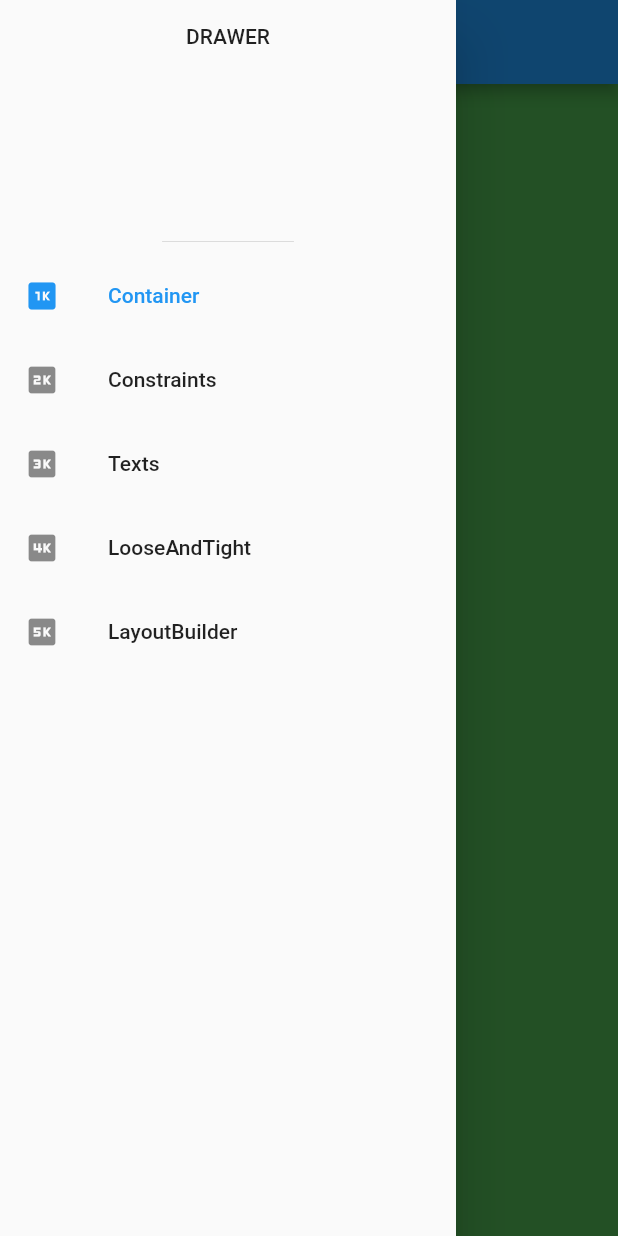
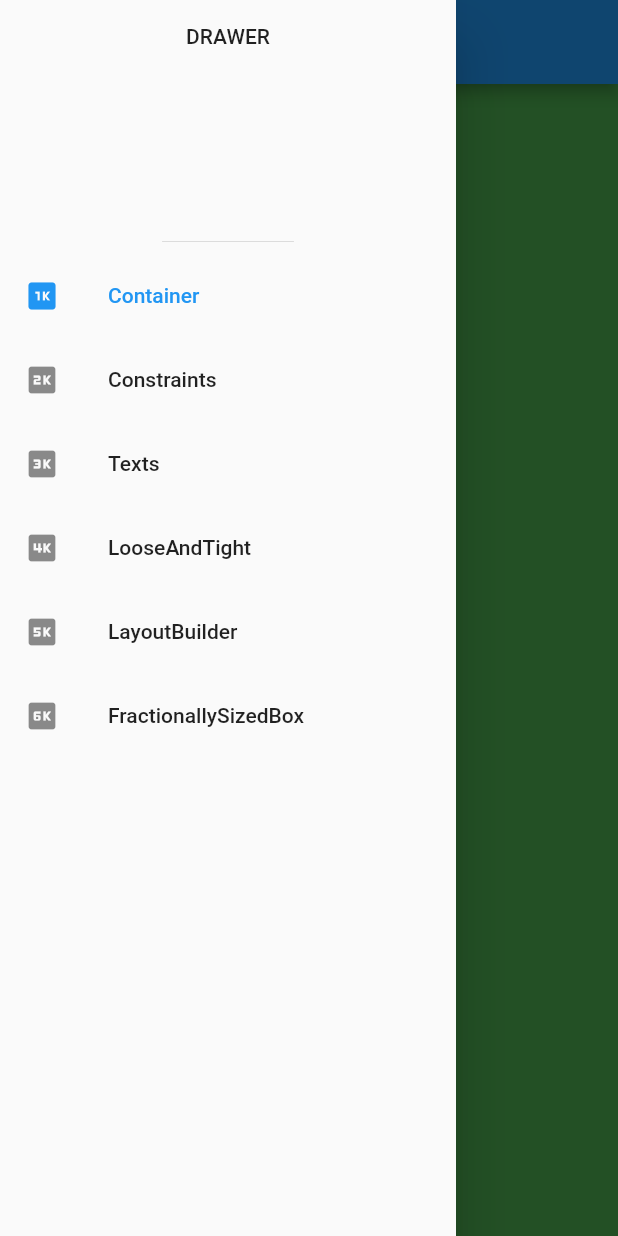
Before and after one commit to matheusEduardoTavares/FlutterResponsividade, a Flutter app: the screen it shows after launch, with the side drawer open, on a phone screen of 412 x 824 dp. Run offline on Flutter 3.47's test engine with Material 2 defaults, Android fonts, the phone set to English and light mode, and no system bars; our stand-ins replace device_preview.

Commit message:
Aula 17 - FractionallySizedBox - finalizada

```diff
--- a/secao3/lib/utils/pages_definition.dart
+++ b/secao3/lib/utils/pages_definition.dart
@@ -1,6 +1,7 @@
 import 'package:flutter/material.dart';
 import 'package:secao3/models/pages_definition/pages_definition_model.dart';
 import 'package:secao3/pages/constraints_page/constraints_page.dart';
+import 'package:secao3/pages/fractionally_sizedbox_page/fractionally_sizedbox_page.dart';
 import 'package:secao3/pages/home_page/home_page.dart';
 import 'package:secao3/pages/layout_builder_page/layout_builder_page.dart';
 import 'package:secao3/pages/loose_and_tight_page/loose_and_tight_page.dart';
@@ -12,6 +13,7 @@ abstract class PagesDefinition {
   static const textsPage = '/texts-pages';
   static const looseAndTightPage = '/loose-and-tight-pages';
   static const layoutBuilderPage = '/layout-builder-pages';
+  static const fractionallySizedBoxPage = '/fractionally-sizedbox-pages';
 
   static final pagesName = <String, Widget Function(BuildContext)>{
     homePage: (BuildContext _) => HomePage(),
@@ -19,6 +21,7 @@ abstract class PagesDefinition {
     textsPage: (BuildContext _) => TextsPages(),
     looseAndTightPage: (BuildContext _) => LooseAndTightPage(),
     layoutBuilderPage: (BuildContext _) => LayoutBuilderPage(),
+    fractionallySizedBoxPage: (BuildContext _) => FractionallySizedBoxPage(),
   };
 
   static final pages = <PagesDefinitionModel>[
@@ -47,5 +50,10 @@ abstract class PagesDefinition {
       title: 'LayoutBuilder',
       route: layoutBuilderPage,
     ),
+    PagesDefinitionModel(
+      leading: const Icon(Icons.six_k),
+      title: 'FractionallySizedBox',
+      route: fractionallySizedBoxPage,
+    ),
   ];
 }
```
Also changed, not shown: secao3/lib/pages/fractionally_sizedbox_page/fractionally_sizedbox_page.dart (added, +49 -0 lines).
